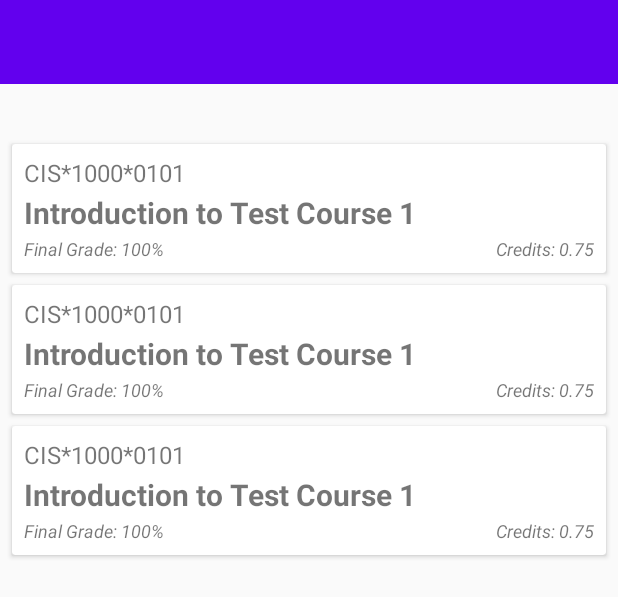
After one commit to ryangwsimmons/WAMobile, an Android app: the layout activity_grade_view.xml on its own in the app's theme, with its tools: preview values and no code run, on a phone screen of 412 x 824 dp. The commit adds this screen. Shown: the top 597 px of the screen. Run offline under Robolectric (Android 15) with nearby library versions, the phone set to English and light mode, and no system bars.

Commit message:
Implemented remaining functionality for grades

```diff
--- a/app/build.gradle
+++ b/app/build.gradle
@@ -27,7 +27,7 @@ android {
 dependencies {
     implementation fileTree(dir: "libs", include: ["*.jar"])
     implementation "org.jetbrains.kotlin:kotlin-stdlib:$kotlin_version"
-    implementation 'androidx.core:core-ktx:1.1.0'
+    implementation 'androidx.core:core-ktx:1.3.0'
     implementation 'androidx.appcompat:appcompat:1.1.0'
     implementation 'androidx.constraintlayout:constraintlayout:1.1.3'
     // jsoup HTML parser library @ https://jsoup.org/
@@ -39,6 +39,8 @@ dependencies {
     // Material Design Library
     implementation 'com.google.android.material:material:1.1.0'
     implementation 'androidx.legacy:legacy-support-v4:1.0.0'
+    // https://mvnrepository.com/artifact/org.apache.commons/commons-lang3
+    implementation group: 'org.apache.commons', name: 'commons-lang3', version: '3.10'
     testImplementation 'junit:junit:4.12'
     androidTestImplementation 'androidx.test.ext:junit:1.1.1'
     androidTestImplementation 'androidx.test.espresso:espresso-core:3.2.0'
--- a/app/src/main/java/io/github/ryangwsimmons/wamobile/BaseActivity.kt
+++ b/app/src/main/java/io/github/ryangwsimmons/wamobile/BaseActivity.kt
@@ -37,7 +37,8 @@ class BaseActivity : AppCompatActivity() {
         setContentView(R.layout.activity_base)
 
         //Get the session object
-        this.session = getIntent().getSerializableExtra("session") as WASession
+        val bundle: Bundle = intent.getBundleExtra("bundle")!!
+        this.session = bundle.getParcelable<WASession>("session")!!
 
         //Define the toolbar for the activity
         this.toolbar = toolBar
--- /dev/null
+++ b/app/src/main/java/io/github/ryangwsimmons/wamobile/Grade.kt
@@ -0,0 +1,3 @@
+package io.github.ryangwsimmons.wamobile
+
+data class Grade(val courseSection: String, val courseTitle: String, val finalGrade: String, val credits: String)
--- /dev/null
+++ b/app/src/main/res/layout/activity_grade_view.xml
@@ -0,0 +1,85 @@
+<?xml version="1.0" encoding="utf-8"?>
+<RelativeLayout
+    xmlns:android="http://schemas.android.com/apk/res/android"
+    xmlns:app="http://schemas.android.com/apk/res-auto"
+    xmlns:tools="http://schemas.android.com/tools"
+    android:layout_width="match_parent"
+    android:layout_height="match_parent"
+    tools:context=".GradeViewActivity">
+
+    <LinearLayout
+        android:layout_width="match_parent"
+        android:layout_height="match_parent"
+        android:orientation="vertical">
+
+        <include layout="@layout/toolbar_layout" />
+
+        <androidx.core.widget.NestedScrollView
+            android:layout_width="match_parent"
+            android:layout_height="match_parent">
+
+            <LinearLayout
+                android:layout_width="match_parent"
+                android:layout_height="match_parent"
+                android:orientation="vertical">
+
+                <RelativeLayout
+                    android:layout_width="match_parent"
+                    android:layout_height="wrap_content"
+                    android:id="@+id/relativeLayout_AdvisorGPA"
+                    android:visibility="invisible"
+                    android:layout_marginTop="6dp"
+                    android:layout_marginBottom="4dp"
+                    android:layout_marginLeft="8dp"
+                    android:layout_marginRight="8dp">
+
+                    <TextView
+                        android:layout_width="wrap_content"
+                        android:layout_height="wrap_content"
+                        android:id="@+id/textView_advisorHeading"
+                        android:textSize="16sp"
+                        android:textStyle="bold"
+                        android:text="Advisor: " />
+
+                    <TextView
+                        android:layout_width="wrap_content"
+                        android:layout_height="wrap_content"
+                        android:id="@+id/textView_advisorName"
+                        android:textSize="16sp"
+                        android:layout_toRightOf="@id/textView_advisorHeading"
+                        android:text="None" />
+
+                    <TextView
+                        android:layout_width="wrap_content"
+                        android:layout_height="wrap_content"
+                        android:id="@+id/textView_termGPAHeading"
+                        android:textSize="16sp"
+                        android:textStyle="bold"
+                        android:layout_toLeftOf="@id/textView_TermGPAValue"
+                        android:text="Term GPA: " />
+
+                    <TextView
+                        android:layout_width="wrap_content"
+                        android:layout_height="wrap_content"
+                        android:id="@+id/textView_TermGPAValue"
+                        android:textSize="16sp"
+                        android:layout_alignParentRight="true"
+                        android:text="100.00%" />
+
+                </RelativeLayout>
+
+                <androidx.recyclerview.widget.RecyclerView
+                    android:layout_width="match_parent"
+                    android:layout_height="match_parent"
+                    android:id="@+id/recyclerView_grades"
+                    android:padding="4dp"
+                    android:clipToPadding="false"
+                    tools:listitem="@layout/recycleritem_grade"/>
+
+            </LinearLayout>
+
+        </androidx.core.widget.NestedScrollView>
+
+    </LinearLayout>
+
+</RelativeLayout>
--- a/app/src/main/res/layout/activity_main.xml
+++ b/app/src/main/res/layout/activity_main.xml
@@ -21,8 +21,8 @@
 
     <TextView
         android:id="@+id/textView_subtitle"
-        android:layout_width="361dp"
-        android:layout_height="38dp"
+        android:layout_width="362dp"
+        android:layout_height="54dp"
         android:layout_marginTop="48dp"
         android:text="@string/welcome_text"
         android:textAlignment="center"
--- /dev/null
+++ b/app/src/main/res/layout/recycleritem_grade.xml
@@ -0,0 +1,52 @@
+<?xml version="1.0" encoding="utf-8"?>
+<androidx.cardview.widget.CardView
+    xmlns:android="http://schemas.android.com/apk/res/android"
+    android:layout_width="match_parent"
+    android:layout_height="wrap_content"
+    android:layout_margin="4dp">
+
+    <RelativeLayout
+        android:layout_width="match_parent"
+        android:layout_height="match_parent"
+        android:padding="8dp">
+
+        <TextView
+            android:layout_width="wrap_content"
+            android:layout_height="wrap_content"
+            android:id="@+id/textView_grades_courseSection"
+            android:textSize="16sp"
+            android:paddingBottom="2dp"
+            android:text="CIS*1000*0101" />
+
+        <TextView
+            android:layout_width="wrap_content"
+            android:layout_height="wrap_content"
+            android:id="@+id/textView_grades_courseTitle"
+            android:textSize="20sp"
+            android:textStyle="bold"
+            android:paddingBottom="2dp"
+            android:layout_below="@id/textView_grades_courseSection"
+            android:text="Introduction to Test Course 1" />
+
+        <TextView
+            android:layout_width="wrap_content"
+            android:layout_height="wrap_content"
+            android:id="@+id/textView_grades_finalGrade"
+            android:textSize="12sp"
+            android:textStyle="italic"
+            android:layout_below="@id/textView_grades_courseTitle"
+            android:text="Final Grade: 100%" />
+
+        <TextView
+            android:layout_width="wrap_content"
+            android:layout_height="wrap_content"
+            android:id="@+id/textView_grades_Credits"
+            android:textSize="12sp"
+            android:textStyle="italic"
+            android:layout_alignParentRight="true"
+            android:layout_alignBaseline="@id/textView_grades_finalGrade"
+            android:text="Credits: 0.75" />
+
+    </RelativeLayout>
+
+</androidx.cardview.widget.CardView>
```
Also changed, not shown: app/src/main/AndroidManifest.xml (+8 -1 lines), app/src/main/java/io/github/ryangwsimmons/wamobile/GradeViewActivity.kt (added, +104 -0 lines), app/src/main/java/io/github/ryangwsimmons/wamobile/GradeViewAdapter.kt (added, +43 -0 lines), app/src/main/java/io/github/ryangwsimmons/wamobile/GradesFragment.kt (+42 -18 lines), app/src/main/java/io/github/ryangwsimmons/wamobile/MainActivity.kt (+5 -2 lines), app/src/main/java/io/github/ryangwsimmons/wamobile/Term.kt (+7 -2 lines), app/src/main/java/io/github/ryangwsimmons/wamobile/TermsAdapter.kt (added, +71 -0 lines), app/src/main/java/io/github/ryangwsimmons/wamobile/WASession.kt (+102 -6 lines), app/src/main/res/layout/fragment_grades.xml (+8 -5 lines), app/src/main/res/layout/listview_grades_layout.xml (deleted, +0 -8 lines), app/src/main/res/layout/recycleritem_term.xml (added, +51 -0 lines), app/src/main/res/values/dimens.xml (added, +15 -0 lines), app/src/main/res/values/strings.xml (+7 -1 lines), 1 other file.
